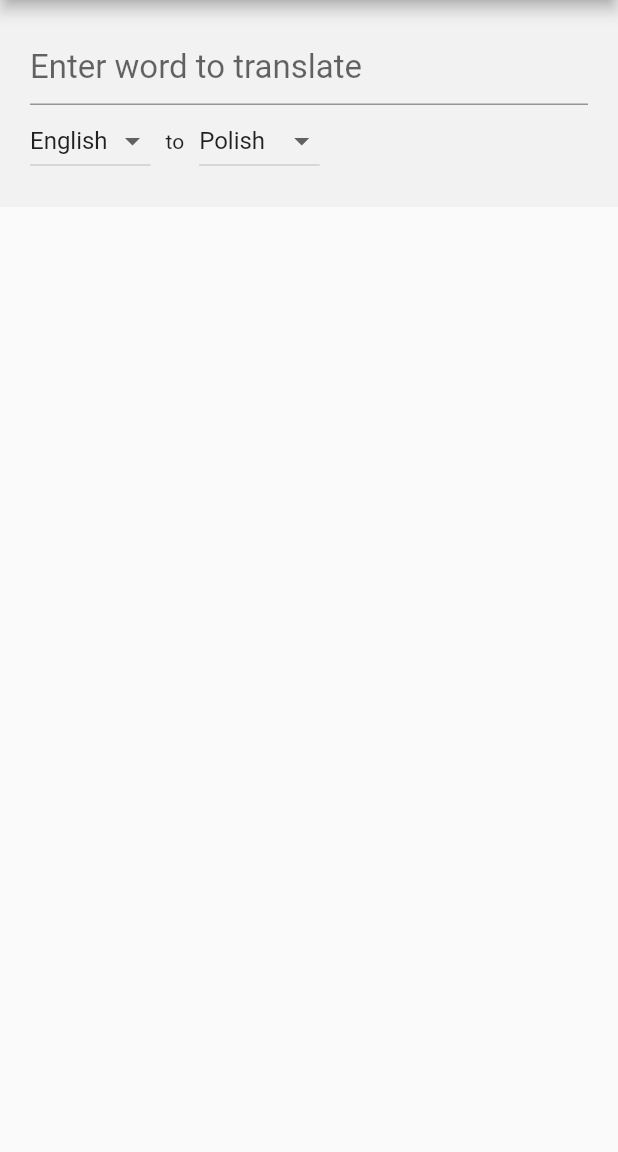
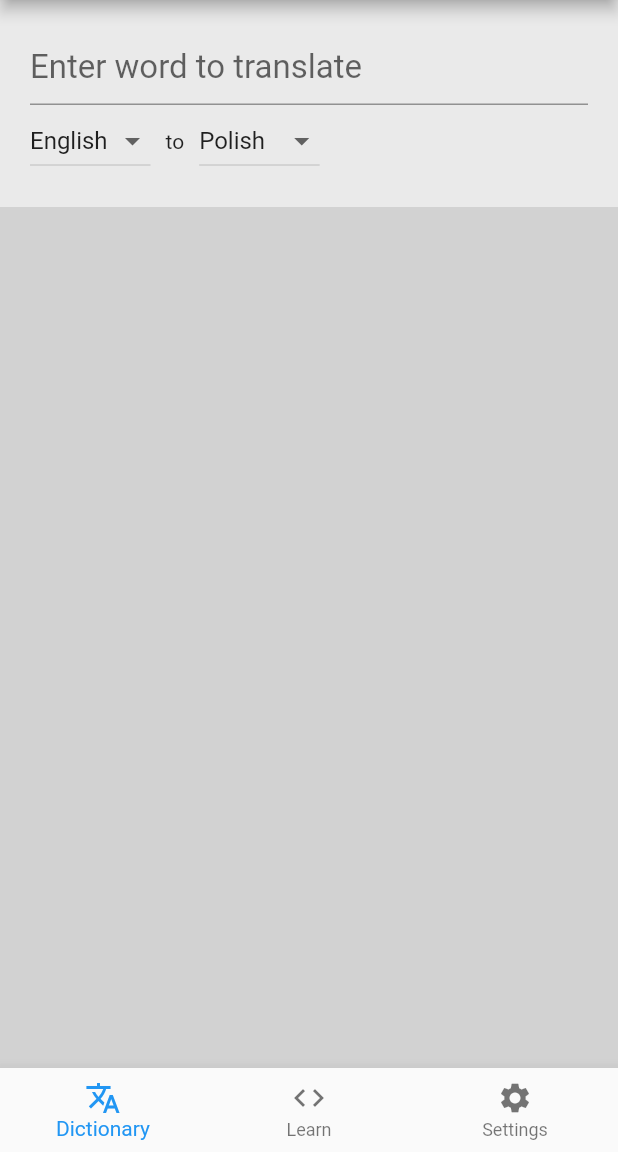
Before and after one commit to miro662/wordbase.io, a Flutter app: the screen it shows after launch, on a phone screen of 412 x 824 dp, the part 84-1236 px from its top. Run offline on Flutter 3.47's test engine with Material 2 defaults, Android fonts, the phone set to English and light mode, and no system bars.

Commit message:
Display words

```diff
--- a/lib/material/app.dart
+++ b/lib/material/app.dart
@@ -1,6 +1,7 @@
 import 'package:flutter/cupertino.dart';
 import 'package:flutter/material.dart';
 import 'package:wordbase_io/material/dictionary.dart';
+import 'package:wordbase_io/services/mock_dictionary_service.dart';
 
 class WordbaseIOMaterialApp extends StatelessWidget {
   @override
@@ -23,7 +24,26 @@ class WordbaseIOMaterialApp extends StatelessWidget {
         appBar: AppBar(
           title: Text('wordbase.io'),
         ),
-        body: DictionaryWidget()
+        body: DictionaryWidget(
+          dictionaryService: MockDictionaryService()
+        ),
+        bottomNavigationBar: BottomNavigationBar(
+          currentIndex: 0, // this will be set when a new tab is tapped
+          items: [
+            BottomNavigationBarItem(
+              icon: new Icon(Icons.translate),
+              title: new Text('Dictionary'),
+            ),
+            BottomNavigationBarItem(
+              icon: new Icon(Icons.code),
+              title: new Text('Learn'),
+            ),
+            BottomNavigationBarItem(
+              icon: Icon(Icons.settings),
+              title: Text('Settings')
+            )
+          ],
+        )
       ),
     );
   }
--- a/lib/material/dictionary.dart
+++ b/lib/material/dictionary.dart
@@ -1,17 +1,55 @@
 import 'package:flutter/material.dart';
+import 'package:wordbase_io/material/widgets/word_list.dart';
 import 'package:wordbase_io/material/widgets/word_query_widget.dart';
 import 'package:wordbase_io/models/language.dart';
-import 'package:wordbase_io/services/mock_dictionary_service.dart';
+import 'package:wordbase_io/services/dictionary_service.dart';
 
-class DictionaryWidget extends StatelessWidget {
+
+class DictionaryWidget extends StatefulWidget {
+  final DictionaryService dictionaryService;
+
+  const DictionaryWidget({
+    Key key,
+    this.dictionaryService
+  }) : super(key: key);
+
+  @override
+  _DictionaryWidgetState createState() => _DictionaryWidgetState();
+}
+class _DictionaryWidgetState extends State<DictionaryWidget> {
+  LanguagePair pair;
+  String word;
+  Future<List<String>> meanings;
+
   @override
   Widget build(BuildContext context) {
     return Container(
+      color: Color.fromRGBO(210, 210, 210, 1.0),
       child: Column(
         children: <Widget>[
           WordQueryWidget(
-            onRequestChange: (word, pair) => print("${word} ${pair.from.description} -> ${pair.to.description}"),
-            dictionaryService: MockDictionaryService(),
+            onRequestChange: (word, pair) {
+              setState(() {
+                this.word = word;
+                this.pair = pair;
+                if (this.word == '') {
+                  this.meanings = Future.value([]);
+                } else if (this.pair != null) {
+                  this.meanings = widget.dictionaryService.translate(word, pair);
+                }
+              });
+            },
+            dictionaryService: this.widget.dictionaryService,
+          ),
+          FutureBuilder<List<String>>(
+            future: meanings,
+            builder: (context, snapshot) {
+              if (snapshot.data != null) {
+                return WordList(words: snapshot.data);
+              } else {
+                return Container();
+              }
+            }
           )
         ],
       )
--- a/lib/material/widgets/word_query_widget.dart
+++ b/lib/material/widgets/word_query_widget.dart
@@ -23,9 +23,7 @@ class _WordQueryWidgetState extends State<WordQueryWidget> {
   LanguagePair languagePair;
 
   void checkQuery() {
-    if (wordToTranslate != "") {
-      this.widget?.onRequestChange(wordToTranslate, languagePair);
-    }
+    this.widget?.onRequestChange(wordToTranslate, languagePair);
   }
 
   @override
@@ -36,6 +34,7 @@ class _WordQueryWidgetState extends State<WordQueryWidget> {
       child: Column(
         children: <Widget>[
           TextField(
+            autocorrect: false,
             decoration: InputDecoration(
               hintText: 'Enter word to translate'
             ),
@@ -49,6 +48,7 @@ class _WordQueryWidgetState extends State<WordQueryWidget> {
             future: widget.dictionaryService.getAvailableLanguagePairs(),
             builder: (context, snapshot) {
               if (snapshot.data != null) {
+                languagePair = snapshot.data.first;
                 return LanguagePairPicker(
                   languagePairs: snapshot.data,
                   onPairChanged: (newPair) {
--- a/lib/services/mock_dictionary_service.dart
+++ b/lib/services/mock_dictionary_service.dart
@@ -20,5 +20,6 @@ class MockDictionaryService implements DictionaryService {
   Future<List<String>> translate(String word, LanguagePair fromTo) async => <String>[
     "${word}_${fromTo.from.code}_${fromTo.to.code}_1",
     "${word}_${fromTo.from.code}_${fromTo.to.code}_2",
+    "${word}_${fromTo.from.code}_${fromTo.to.code}_3",
   ];
 }
```
Also changed, not shown: lib/main.dart (+0 -85 lines), lib/material/widgets/word_list.dart (added, +33 -0 lines).
